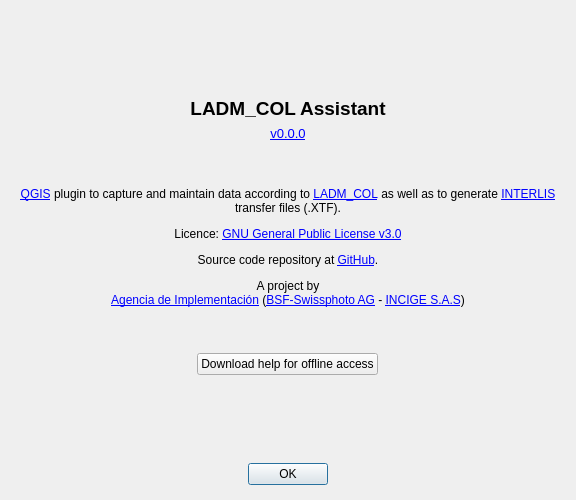
Qt form asistente_ladm_col/ui/about_dialog.ui (SwissTierrasColombia/Asistente-LADM-COL) before a commit.
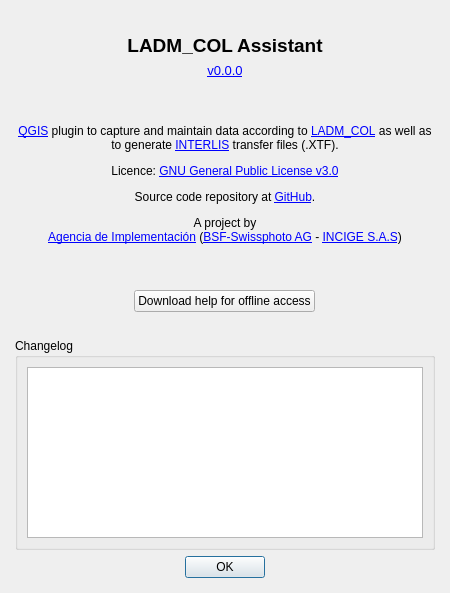
The same form after that commit. Icons and pictures are not drawn. Custom widgets are drawn as their Qt base class.

Commit message: add changelog in about info

Diff of the .ui file:
```diff
--- a/asistente_ladm_col/ui/about_dialog.ui
+++ b/asistente_ladm_col/ui/about_dialog.ui
@@ -6,8 +6,8 @@
    <rect>
     <x>0</x>
     <y>0</y>
-    <width>576</width>
-    <height>500</height>
+    <width>450</width>
+    <height>593</height>
    </rect>
   </property>
   <property name="sizePolicy">
@@ -91,7 +91,7 @@
      </property>
     </spacer>
    </item>
-   <item row="9" column="0">
+   <item row="10" column="0">
     <widget class="QDialogButtonBox" name="buttonBox">
      <property name="orientation">
       <enum>Qt::Horizontal</enum>
@@ -162,6 +162,50 @@
      </property>
     </spacer>
    </item>
+   <item row="8" column="0">
+    <spacer name="verticalSpacer_2">
+     <property name="orientation">
+      <enum>Qt::Vertical</enum>
+     </property>
+     <property name="sizeHint" stdset="0">
+      <size>
+       <width>20</width>
+       <height>40</height>
+      </size>
+     </property>
+    </spacer>
+   </item>
+   <item row="9" column="0">
+    <widget class="QgsCollapsibleGroupBox" name="change_log_group_box">
+     <property name="maximumSize">
+      <size>
+       <width>16777215</width>
+       <height>16777215</height>
+      </size>
+     </property>
+     <property name="title">
+      <string>Changelog</string>
+     </property>
+     <property name="flat">
+      <bool>true</bool>
+     </property>
+     <property name="checkable">
+      <bool>false</bool>
+     </property>
+     <property name="checked">
+      <bool>false</bool>
+     </property>
+     <layout class="QGridLayout" name="gridLayout">
+      <item row="0" column="0">
+       <layout class="QHBoxLayout" name="horizontalLayout_5">
+        <item>
+         <widget class="QTextBrowser" name="tb_changelog"/>
+        </item>
+       </layout>
+      </item>
+     </layout>
+    </widget>
+   </item>
   </layout>
   <widget class="QWidget" name="layoutWidget">
    <property name="geometry">
@@ -175,6 +219,14 @@
    <layout class="QHBoxLayout" name="horizontalLayout"/>
   </widget>
  </widget>
+ <customwidgets>
+  <customwidget>
+   <class>QgsCollapsibleGroupBox</class>
+   <extends>QGroupBox</extends>
+   <header>qgis.gui</header>
+   <container>1</container>
+  </customwidget>
+ </customwidgets>
  <tabstops>
   <tabstop>buttonBox</tabstop>
  </tabstops>
```
Left out of the diff: 25 changed lines with no effect on the pictures. The commit also changes 5 other files.
